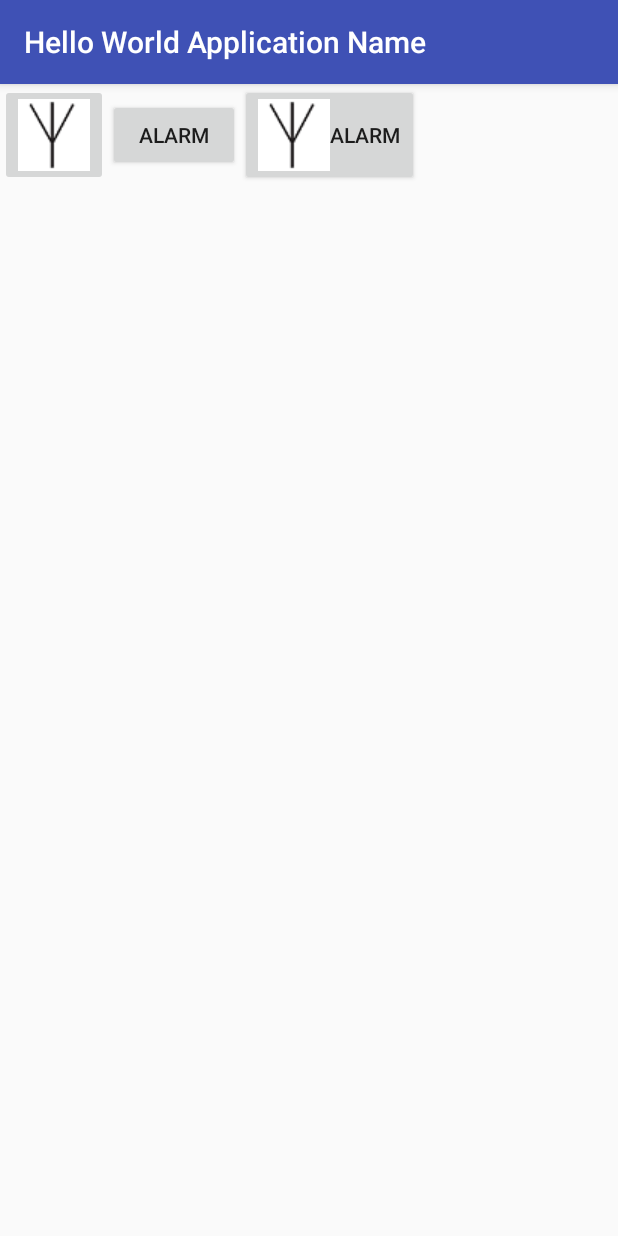
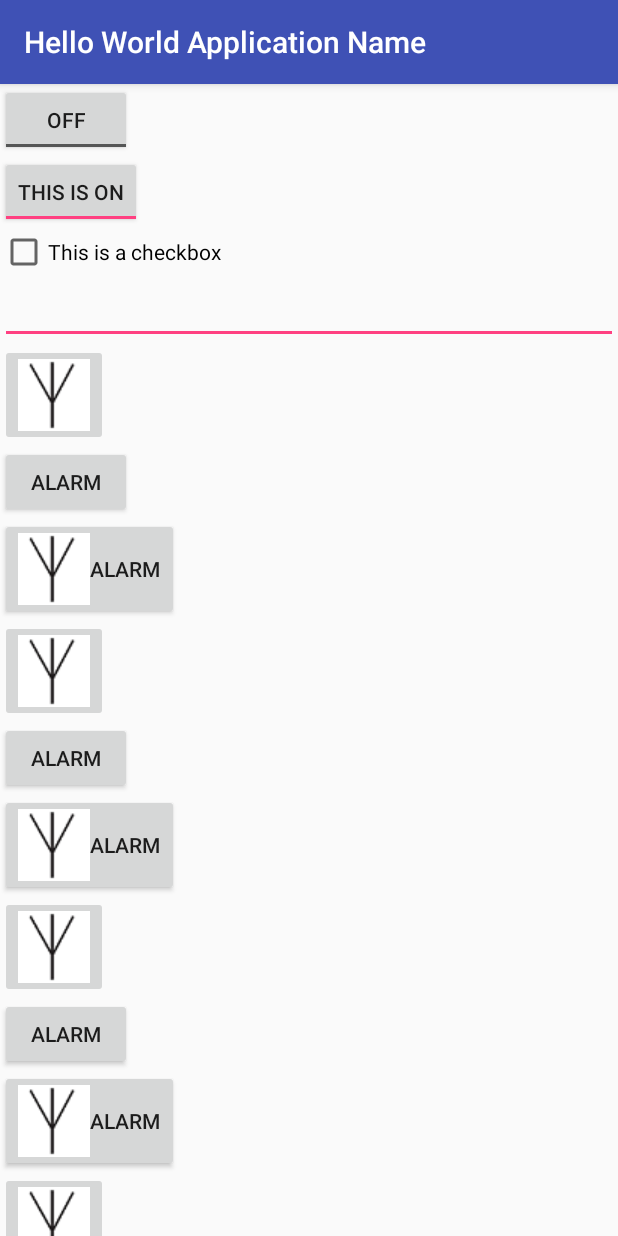
Before and after one commit to danvallejo/android-210, an Android app: the screen it shows after launch (MainActivity), on a phone screen of 412 x 824 dp. Run offline under Robolectric (Android 15) with nearby library versions, the phone set to English and light mode, and no system bars.

Commit message:
End of session 4

```diff
--- a/HelloWorld/app/src/main/AndroidManifest.xml
+++ b/HelloWorld/app/src/main/AndroidManifest.xml
@@ -8,7 +8,6 @@
         android:label="@string/app_name"
         android:supportsRtl="true"
         android:theme="@style/AppTheme">
-
         <activity android:name=".MainActivity">
             <intent-filter>
                 <action android:name="android.intent.action.MAIN" />
@@ -17,6 +16,8 @@
             </intent-filter>
         </activity>
 
+        <activity android:name=".SecondActivity">
+        </activity>
     </application>
 
 </manifest>
--- a/HelloWorld/app/src/main/res/layout/activity_main.xml
+++ b/HelloWorld/app/src/main/res/layout/activity_main.xml
@@ -1,27 +1,126 @@
+<ScrollView xmlns:android="http://schemas.android.com/apk/res/android"
+    android:layout_width="fill_parent"
+    android:layout_height="wrap_content">
+
     <LinearLayout
-    xmlns:android="http://schemas.android.com/apk/res/android"
         android:layout_width="match_parent"
-    android:layout_height="match_parent">
+        android:layout_height="match_parent"
+        android:orientation="vertical">
+
+        <ToggleButton
+            android:id="@+id/uxToggleButton"
+            android:layout_width="wrap_content"
+            android:layout_height="wrap_content"
+            android:text="ToggleButton" />
+
+        <ToggleButton
+            android:id="@+id/toggleButton2"
+            android:layout_width="wrap_content"
+            android:layout_height="wrap_content"
+            android:textOn="This is On"
+            android:textOff="This is Off"
+            android:checked="true" />
+
+        <CheckBox android:id="@+id/uxCheckbox"
+            android:layout_width="wrap_content"
+            android:layout_height="wrap_content"
+            android:text="This is a checkbox"
+            android:onClick="onCheckboxClicked"/>
+
+        <AutoCompleteTextView
+            android:id="@+id/uxAutocompleteCountry"
+            android:layout_width="match_parent"
+            android:layout_height="wrap_content" />
 
         <ImageButton
-        android:id="@+id/uxImageButton"
             android:layout_width="wrap_content"
             android:layout_height="wrap_content"
             android:src="@drawable/icon"
             android:onClick="sendMessage"/>
 
         <Button
-        android:id="@+id/uxTextButton"
             android:layout_width="wrap_content"
             android:layout_height="wrap_content"
-        android:text="Alarm"
-        android:onClick="sendMessage"/>
+            android:text="Alarm" />
 
         <Button
-        android:id="@+id/uxImageTextButton"
             android:layout_width="wrap_content"
             android:layout_height="wrap_content"
             android:text="Alarm"
             android:drawableLeft="@drawable/icon"
+            />
+
+        <ImageButton
+            android:layout_width="wrap_content"
+            android:layout_height="wrap_content"
+            android:src="@drawable/icon"
             android:onClick="sendMessage"/>
+
+        <Button
+            android:layout_width="wrap_content"
+            android:layout_height="wrap_content"
+            android:text="Alarm" />
+
+        <Button
+            android:layout_width="wrap_content"
+            android:layout_height="wrap_content"
+            android:text="Alarm"
+            android:drawableLeft="@drawable/icon"
+            />
+
+        <ImageButton
+            android:layout_width="wrap_content"
+            android:layout_height="wrap_content"
+            android:src="@drawable/icon"
+            android:onClick="sendMessage"/>
+
+        <Button
+            android:layout_width="wrap_content"
+            android:layout_height="wrap_content"
+            android:text="Alarm" />
+
+        <Button
+            android:layout_width="wrap_content"
+            android:layout_height="wrap_content"
+            android:text="Alarm"
+            android:drawableLeft="@drawable/icon"
+            />
+
+        <ImageButton
+            android:layout_width="wrap_content"
+            android:layout_height="wrap_content"
+            android:src="@drawable/icon"
+            android:onClick="sendMessage"/>
+
+        <Button
+            android:layout_width="wrap_content"
+            android:layout_height="wrap_content"
+            android:text="Alarm" />
+
+        <Button
+            android:layout_width="wrap_content"
+            android:layout_height="wrap_content"
+            android:text="Alarm"
+            android:drawableLeft="@drawable/icon"
+            />
+
+        <ImageButton
+            android:layout_width="wrap_content"
+            android:layout_height="wrap_content"
+            android:src="@drawable/icon"
+            android:onClick="sendMessage"/>
+
+        <Button
+            android:layout_width="wrap_content"
+            android:layout_height="wrap_content"
+            android:text="Alarm" />
+
+        <Button
+            android:layout_width="wrap_content"
+            android:layout_height="wrap_content"
+            android:text="Alarm"
+            android:drawableLeft="@drawable/icon"
+            />
+
     </LinearLayout>
+</ScrollView>
--- a/HelloWorld/app/src/main/res/values/strings.xml
+++ b/HelloWorld/app/src/main/res/values/strings.xml
@@ -1,3 +1,13 @@
 <resources>
     <string name="app_name">Hello World Application Name</string>
+    <string-array name="countries_array">
+        <item>Afghanistan</item>
+        <item>Albania</item>
+        <item>Algeria</item>
+        <item>American Samoa</item>
+        <item>Andorra</item>
+        <item>Angola</item>
+        <item>Anguilla</item>
+        <item>Antarctica</item>
+    </string-array>
 </resources>
```
Also changed, not shown: HelloWorld/app/src/main/java/com/cstructor/helloworld/MainActivity.java (+59 -2 lines), HelloWorld/app/src/main/java/com/cstructor/helloworld/SecondActivity.java (added, +27 -0 lines), HelloWorld/app/src/main/res/layout/activity_second.xml (added, +19 -0 lines). Lines whose indentation alone changed are shown as unchanged.
